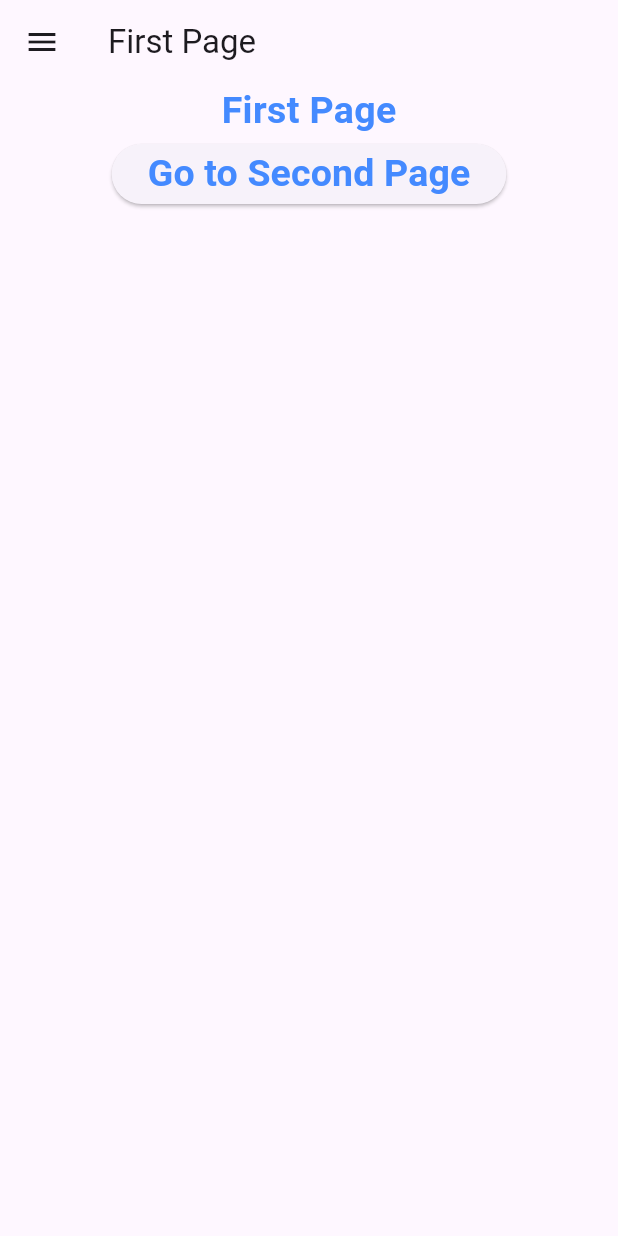
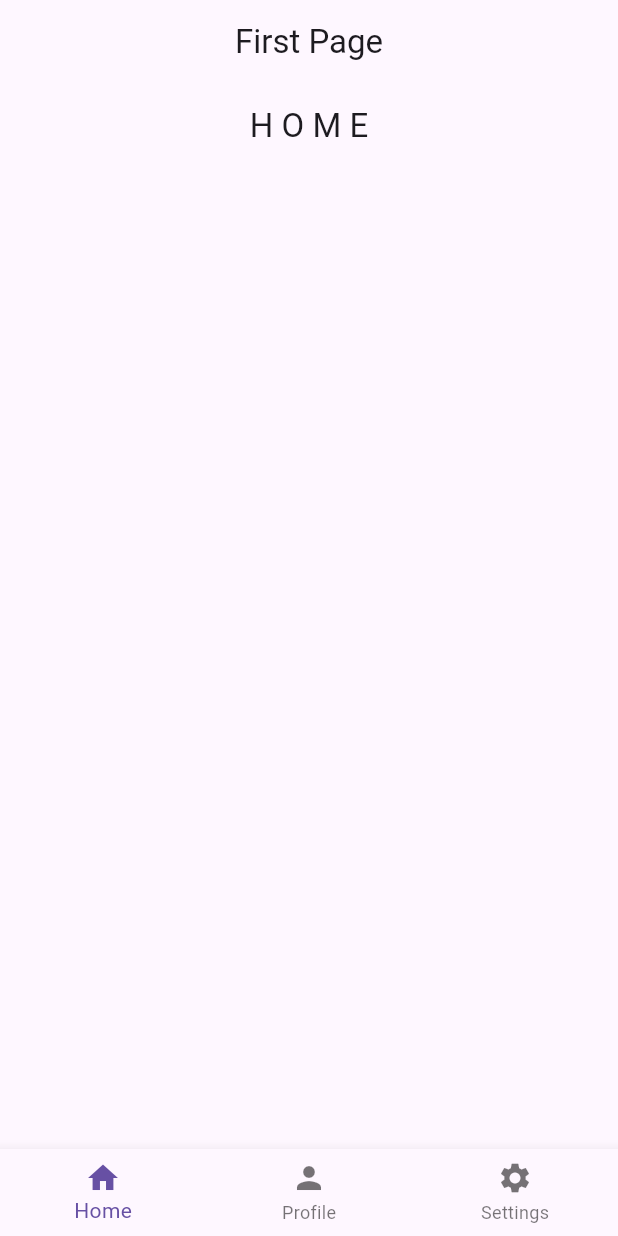
Before and after one commit to santorasu/flutter_practice, a Flutter app: the screen it shows after launch, on a phone screen of 412 x 824 dp. Run offline on Flutter 3.47's test engine with Material 3 defaults, Android fonts, the phone set to English and light mode, and no system bars.

Commit message:
This is practice of bottomNavigationBar

```diff
--- a/lib/main.dart
+++ b/lib/main.dart
@@ -1,5 +1,7 @@
 import 'package:flutter/material.dart';
 import 'package:test_app/pages/first_page.dart';
+import 'package:test_app/pages/home_page.dart';
+import 'package:test_app/pages/setting_page.dart';
 
 void main(){
   runApp(const MyApp());
@@ -10,9 +12,14 @@ class MyApp extends StatelessWidget {
 
   @override
   Widget build(BuildContext context) {
-    return const MaterialApp(
+    return MaterialApp(
       debugShowCheckedModeBanner: false,
-      home: FirstPage(),
+      home:  FirstPage(),
+      routes: {
+        "/firstpage":(context) => FirstPage(),
+        "/homepage":(context) =>  HomePage(),
+        "settingpage":(context) =>  SettingPage(),
+      },
     );
   }
 }
--- a/lib/pages/first_page.dart
+++ b/lib/pages/first_page.dart
@@ -1,68 +1,53 @@
 import 'package:flutter/material.dart';
-import 'package:test_app/pages/second_page.dart';
+import 'package:test_app/pages/home_page.dart';
+import 'package:test_app/pages/profile_page.dart';
+import 'package:test_app/pages/setting_page.dart';
 
-class FirstPage extends StatelessWidget {
-  const FirstPage({super.key});
+
+class FirstPage extends StatefulWidget {
+   FirstPage({super.key});
+
+  @override
+  State<FirstPage> createState() => _FirstPageState();
+}
+
+class _FirstPageState extends State<FirstPage> {
+   int _selectedIndex = 0;
+
+   void _navigationBottomBar(int index){
+     setState(() {
+       _selectedIndex = index;
+     });
+     }
+
+
+  final List _pages = [
+    HomePage(),
+    ProfilePage(),
+    SettingPage()
+  ];
 
   @override
   Widget build(BuildContext context) {
     return Scaffold(
       appBar: AppBar(
+        centerTitle: true,
         title: const Text("First Page"),
       ),
-      drawer: Drawer(
-        backgroundColor: Colors.deepPurple,
-        child: Column(
-          children: [
-            const DrawerHeader(child: Text("This is header Drawer",style: TextStyle(fontSize: 25,
-            fontWeight: FontWeight.bold,
-            color:  Colors.white),)),
-            ListTile(
-              leading: const Icon(Icons.home,size: 30,color: Colors.white,),
-              title: const Text("H O M E",style: TextStyle(
-                color: Colors.white,
-                fontSize: 25,
-                fontWeight: FontWeight.bold,
-              ),
-              ),
-            onTap: (){
-              Navigator.push(context, MaterialPageRoute(builder: (context) => const FirstPage()));
-            }, ),
+      body: _pages[_selectedIndex],
+      bottomNavigationBar: BottomNavigationBar(
+          currentIndex: _selectedIndex,
+          onTap: _navigationBottomBar,
+          items: [
+        BottomNavigationBarItem(icon: Icon(Icons.home),
+        label: 'Home'),
 
-            const ListTile(
-              leading: Icon(Icons.settings,size: 30,color: Colors.white,),
-              title: Text("S E T T I N G S",style: TextStyle(
-                color: Colors.white,
-                fontSize: 25,
-                fontWeight: FontWeight.bold,
-              ),),
-            ),
-          ],
-        ),
-      ),
-      body: Column(
-        children: [
-          Container(
-            child: const Center(
-              child: Text("First Page",
-              style: TextStyle(
-                color: Colors.blueAccent,
-                fontSize: 25,
-                fontWeight: FontWeight.bold,
-              ),),
-            ),
-          ),
-          ElevatedButton(onPressed: (){
-            print("Go to Second page");
-           Navigator.push(context, MaterialPageRoute(builder: (context) => const SecondPage()));
+        BottomNavigationBarItem(icon: Icon(Icons.person),
+            label: 'Profile'),
+        BottomNavigationBarItem(icon: Icon(Icons.settings),
+            label: 'Settings')
+      ]),
 
-          }, child: const Text("Go to Second Page",style: TextStyle(
-            color: Colors.blueAccent,
-            fontSize: 25,
-            fontWeight: FontWeight.bold,
-          ),))
-        ],
-      ),
     );
   }
 }
--- /dev/null
+++ b/lib/pages/home_page.dart
@@ -0,0 +1,15 @@
+import 'package:flutter/material.dart';
+
+class HomePage extends StatelessWidget {
+  const HomePage({super.key});
+
+  @override
+  Widget build(BuildContext context) {
+    return Scaffold(
+      appBar: AppBar(
+        title: Center(child: Text("H O M E")),
+
+      ),
+    );
+  }
+}
--- /dev/null
+++ b/lib/pages/profile_page.dart
@@ -0,0 +1,14 @@
+import 'package:flutter/material.dart';
+
+class ProfilePage extends StatelessWidget {
+  const ProfilePage({super.key});
+
+  @override
+  Widget build(BuildContext context) {
+    return Scaffold(
+      body: Center(
+        child: Text("Profile Page"),
+      )
+    );
+  }
+}
--- a/lib/pages/second_page.dart
+++ b/lib/pages/setting_page.dart
@@ -1,15 +1,13 @@
 import 'package:flutter/material.dart';
-
-class SecondPage extends StatelessWidget {
-  const SecondPage({super.key});
+class SettingPage extends StatelessWidget {
+  const SettingPage({super.key});
 
   @override
   Widget build(BuildContext context) {
     return Scaffold(
       appBar: AppBar(
-        title: Text("Second Page"),
+        title: Text("S E T T I N G S"),
       ),
-
     );
   }
 }
```
